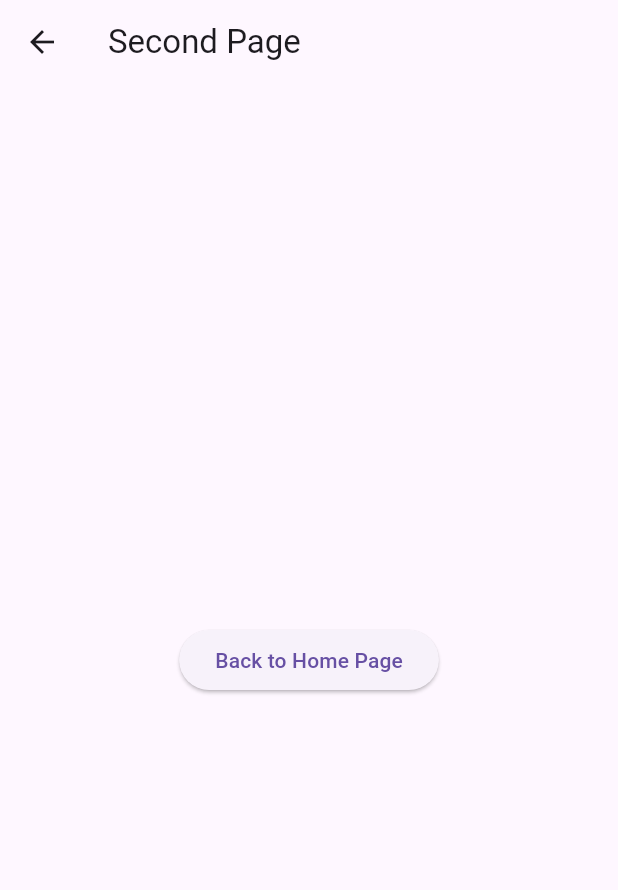
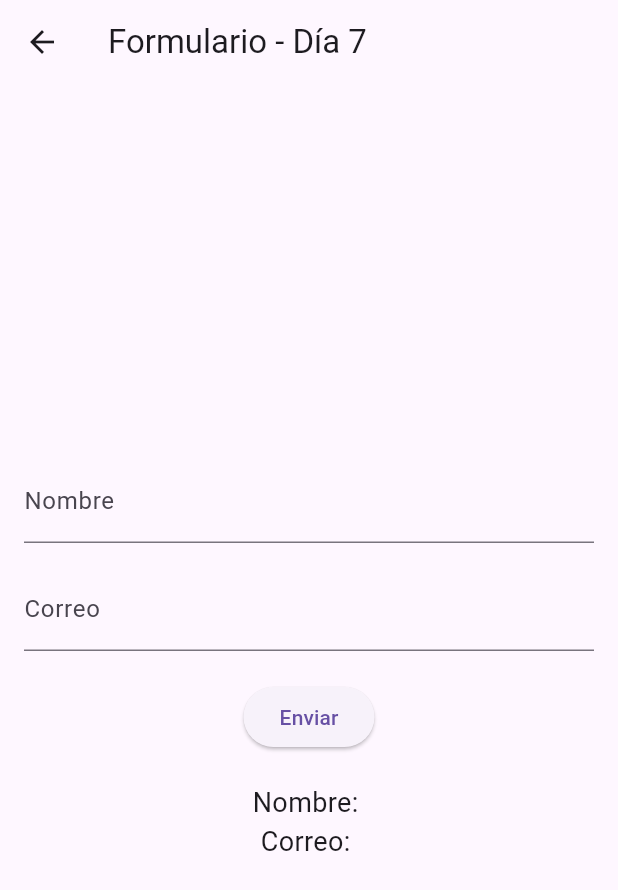
Before and after one commit to fercreek/flutter-30days-challenge, a Flutter app: the SecondPage screen opened directly, on a phone screen of 412 x 824 dp. Shown: the top 890 px of the screen. Run offline on Flutter 3.47's test engine with Material 3 defaults, Android fonts, the phone set to English and light mode, and no system bars; Roboto replaces fonts that are missing (Arial).

Commit message:
Refactor SecondPage to include a form for user input and display the entered data

```diff
--- a/lib/second_page.dart
+++ b/lib/second_page.dart
@@ -1,21 +1,65 @@
 import 'package:flutter/material.dart';
 
-class SecondPage extends StatelessWidget {
+class SecondPage extends StatefulWidget {
   const SecondPage({super.key});
+
+  @override
+  State<SecondPage> createState() => _SecondPageState();
+}
+
+class _SecondPageState extends State<SecondPage> {
+  final _formKey = GlobalKey<FormState>();
+  String _name = '';
+  String _email = '';
 
   @override
   Widget build(BuildContext context) {
     return Scaffold(
       appBar: AppBar(
-        title: const Text('Second Page'),
+        title: const Text('Formulario - Día 7'),
       ),
-      body: Center(
-        child: ElevatedButton(
-          onPressed: () {
-            // Volver a la pantalla principal
-            Navigator.pop(context);
-          },
-          child: const Text('Back to Home Page'),
+      body: Padding(
+        padding: const EdgeInsets.all(16.0),
+        child: Form(
+          key: _formKey,
+          child: Column(
+            mainAxisAlignment: MainAxisAlignment.center,
+            children: <Widget>[
+              // Campo de Nombre
+              TextFormField(
+                decoration: const InputDecoration(labelText: 'Nombre'),
+                onSaved: (value) {
+                  setState(() {
+                    _name = value ?? '';
+                  });
+                },
+              ),
+              const SizedBox(height: 16),
+              // Campo de Correo
+              TextFormField(
+                decoration: const InputDecoration(labelText: 'Correo'),
+                onSaved: (value) {
+                  setState(() {
+                    _email = value ?? '';
+                  });
+                },
+              ),
+              const SizedBox(height: 20),
+              // Botón para enviar
+              ElevatedButton(
+                onPressed: () {
+                  if (_formKey.currentState!.validate()) {
+                    _formKey.currentState!.save();
+                  }
+                },
+                child: const Text('Enviar'),
+              ),
+              const SizedBox(height: 20),
+              // Mostrar los datos ingresados
+              Text('Nombre: $_name'),
+              Text('Correo: $_email'),
+            ],
+          ),
         ),
       ),
     );
```
